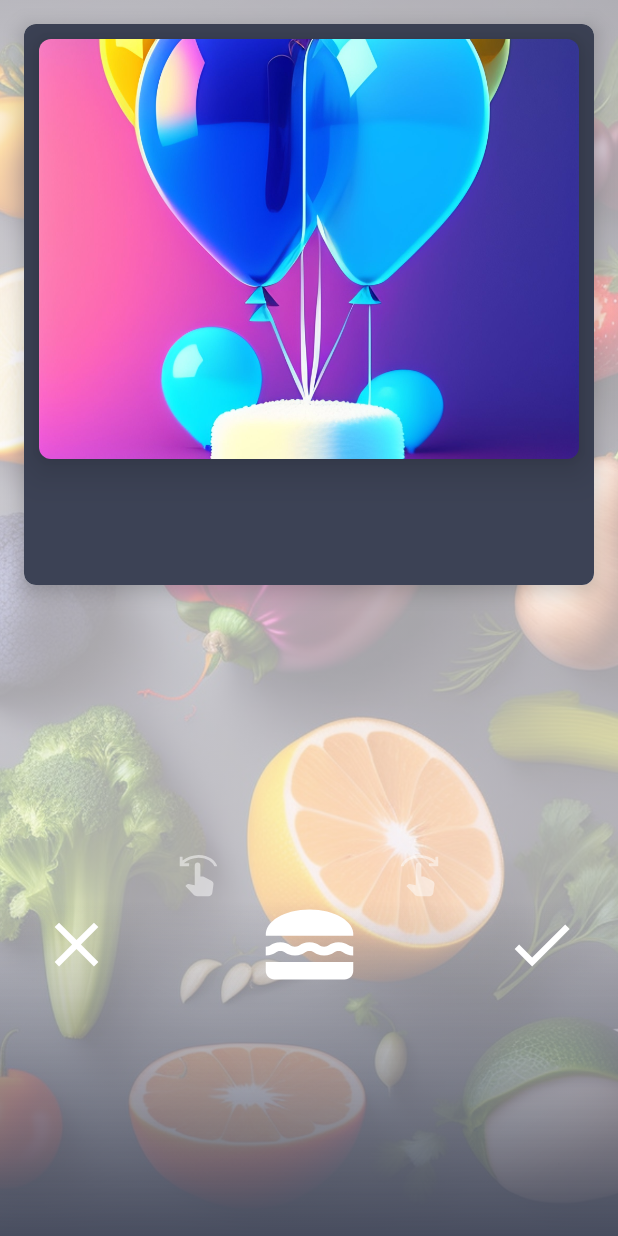
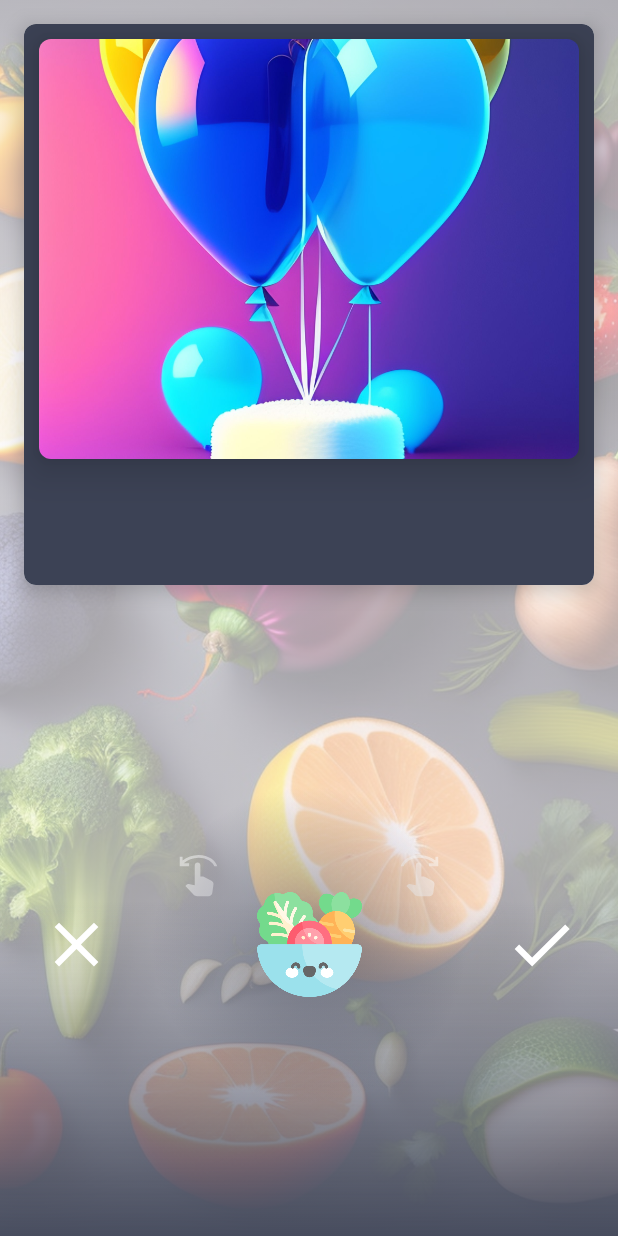
Before and after one commit to vladr7/EmaFoods, an Android app built with Jetpack Compose: the composable PendingFoodScreen shown on its own in the app's theme, on a phone screen of 412 x 824 dp. Run offline under Robolectric (Android 15) with nearby library versions, the phone set to English and light mode, and no system bars; pictures from the network do not load.

Commit message:
Cute food image

```diff
--- a/app/src/main/java/com/example/emafoods/feature/pending/presentation/PendingFoodScreen.kt
+++ b/app/src/main/java/com/example/emafoods/feature/pending/presentation/PendingFoodScreen.kt
@@ -28,10 +28,10 @@ import androidx.compose.material.CircularProgressIndicator
 import androidx.compose.material.icons.Icons
 import androidx.compose.material.icons.filled.Check
 import androidx.compose.material.icons.filled.Close
-import androidx.compose.material.icons.filled.LunchDining
 import androidx.compose.material.icons.filled.SwipeLeft
 import androidx.compose.material.icons.filled.SwipeRight
 import androidx.compose.material3.Icon
+import androidx.compose.material3.MaterialTheme
 import androidx.compose.material3.Text
 import androidx.compose.runtime.Composable
 import androidx.compose.runtime.collectAsState
@@ -195,7 +195,7 @@ fun SwipeLeftTip() {
             .height(30.dp)
             .width(30.dp)
             .alpha(0.5f),
-        tint = androidx.compose.material3.MaterialTheme.colorScheme.onSecondary
+        tint = MaterialTheme.colorScheme.onSecondary
     )
 }
 
@@ -207,7 +207,7 @@ fun SwipeRightTip() {
             .height(30.dp)
             .width(30.dp)
             .alpha(0.5f),
-        tint = androidx.compose.material3.MaterialTheme.colorScheme.onSecondary
+        tint = MaterialTheme.colorScheme.onSecondary
     )
 }
 
@@ -218,7 +218,7 @@ fun RejectFood() {
         modifier = Modifier
             .height(50.dp)
             .width(50.dp),
-        tint = androidx.compose.material3.MaterialTheme.colorScheme.onSecondary
+        tint = MaterialTheme.colorScheme.onSecondary
     )
 }
 
@@ -231,10 +231,9 @@ fun SwipableFood(
 
     val coroutineScope = rememberCoroutineScope()
     val offsetX = remember { Animatable(0f) }
-    println("vlad: ${offsetX.value}")
 
-    Icon(
-        Icons.Filled.LunchDining, contentDescription = "Swipable Food",
+    Image(
+        painterResource(id = R.drawable.foodswipe), contentDescription = "Swipable Food",
         modifier = Modifier
             .bounceClick()
             .offset(
@@ -262,10 +261,18 @@ fun SwipableFood(
                     }
                 }
             )
+            .background(
+                brush = Brush.radialGradient(
+                    colors = listOf(
+                        MaterialTheme.colorScheme.secondary,
+                        Color.Transparent
+                    )
+                ),
+                alpha = 0.5f,
+            )
             .padding(70.dp)
             .height(70.dp)
             .width(70.dp),
-        tint = androidx.compose.material3.MaterialTheme.colorScheme.onSecondary
     )
 }
 
@@ -276,7 +283,7 @@ fun AcceptFood() {
         modifier = Modifier
             .height(50.dp)
             .width(50.dp),
-        tint = androidx.compose.material3.MaterialTheme.colorScheme.onSecondary
+        tint = MaterialTheme.colorScheme.onSecondary
     )
 }
 
@@ -290,13 +297,13 @@ fun PendingFoodAuthor(
         Spacer(modifier = modifier.weight(1f))
         Text(
             text = author,
-            fontFamily = androidx.compose.material3.MaterialTheme.typography.bodyMedium.fontFamily,
+            fontFamily = MaterialTheme.typography.bodyMedium.fontFamily,
             fontWeight = FontWeight.Bold,
             style = TextStyle(
                 brush = Brush.linearGradient(
                     colors = listOf(
-                        androidx.compose.material3.MaterialTheme.colorScheme.onSecondary,
-                        androidx.compose.material3.MaterialTheme.colorScheme.onSecondary,
+                        MaterialTheme.colorScheme.onSecondary,
+                        MaterialTheme.colorScheme.onSecondary,
                     )
                 )
             ),
@@ -350,8 +357,8 @@ fun PendingFoodDescription(
         style = TextStyle(
             brush = Brush.linearGradient(
                 colors = listOf(
-                    androidx.compose.material3.MaterialTheme.colorScheme.onSecondary,
-                    androidx.compose.material3.MaterialTheme.colorScheme.onSecondary,
+                    MaterialTheme.colorScheme.onSecondary,
+                    MaterialTheme.colorScheme.onSecondary,
                 )
             )
         ),
```
Also changed, not shown: app/src/main/res/drawable/foodswipe.png (added).
